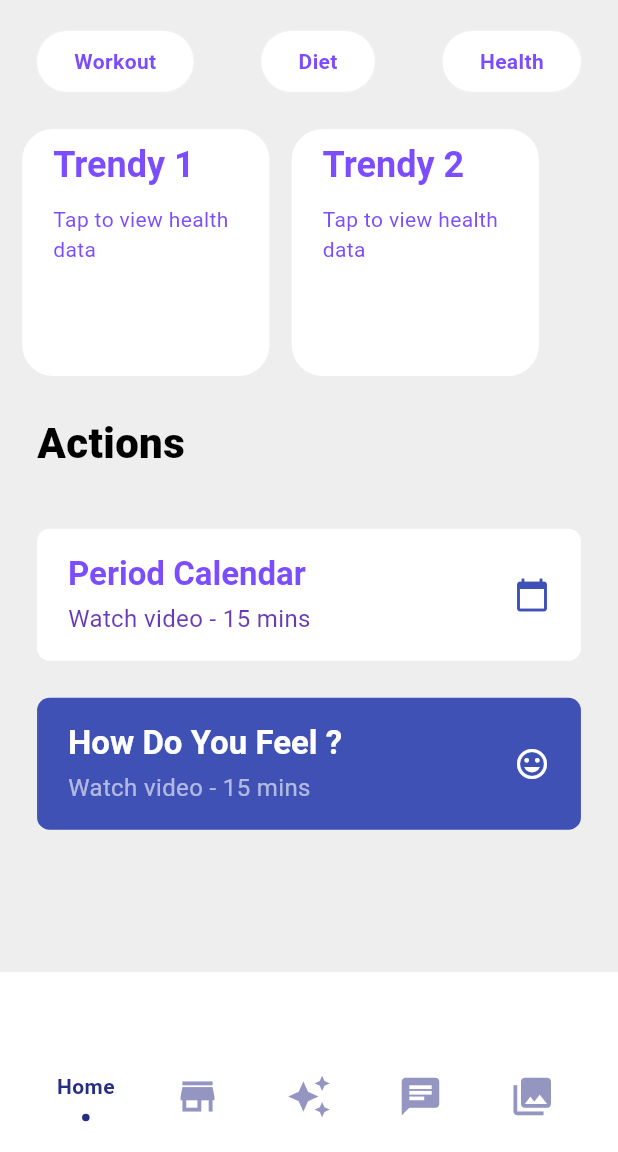
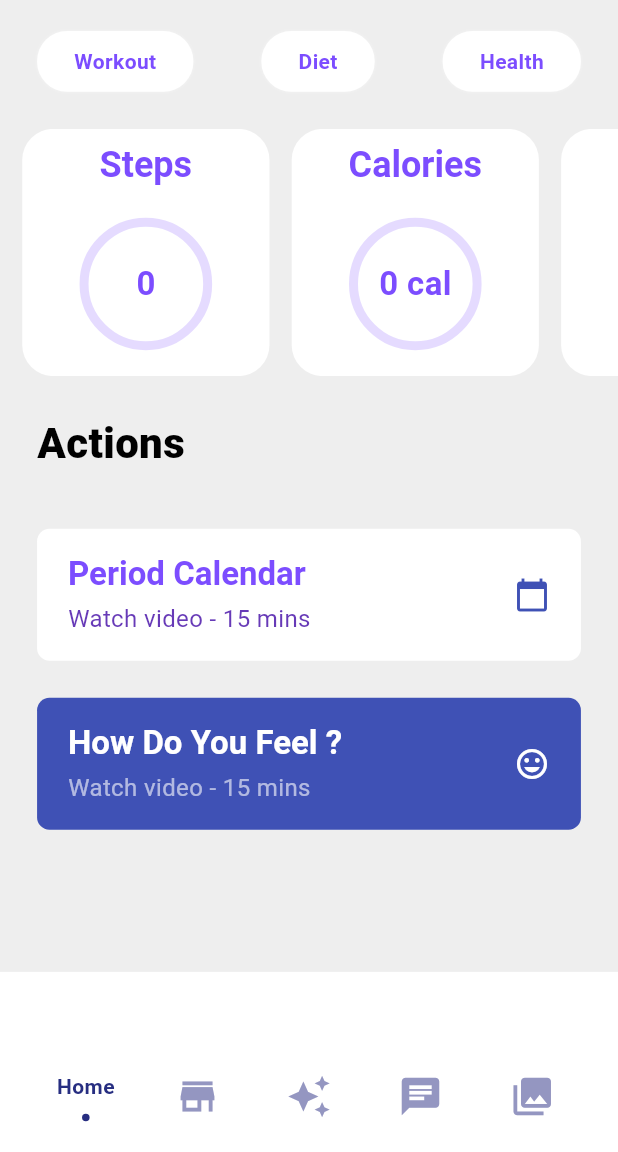
Before and after one commit to girithc/mypcos, a Flutter app: the MyHomePage screen opened directly, on a phone screen of 412 x 824 dp, the part 84-1236 px from its top. Run offline on Flutter 3.47's test engine with Material 3 defaults, Android fonts, the phone set to English and light mode, and no system bars; drawn by our look-alikes of flashy_tab_bar2; our stand-ins replace animated_text_kit, babstrap_settings_screen, calendar_timeline, dotted_border, file_picker, firebase_auth and 10 more; missing offline and left inert: health, simple_animated_button; accounts and stored records are empty; Roboto replaces fonts that are missing (Sriracha).

Commit message:
apple health kit integration 1

```diff
--- a/lib/ui/chat.dart
+++ b/lib/ui/chat.dart
@@ -346,6 +346,7 @@ class _ChatPageState extends State<ChatPage> {
               height: 48,
               padding: const EdgeInsets.symmetric(horizontal: 16),
               alignment: Alignment.centerLeft,
+              decoration: BoxDecoration(color: Colors.white),
               child: Row(
                 mainAxisAlignment: MainAxisAlignment.spaceBetween,
                 children: [
--- a/lib/ui/track/action_card.dart
+++ b/lib/ui/track/action_card.dart
@@ -1,16 +1,20 @@
 import 'package:flutter/material.dart';
 import 'package:health/health.dart';
+
+enum HealthDataCardType { steps, calories, exerciseMinutes }
 
 class ActionCard extends StatefulWidget {
   const ActionCard({
     super.key,
     required this.title,
+    required this.type,
     this.color = const Color(0xFF7553F6),
     this.iconSrc = "assets/img/profile_pic.png",
   });
 
   final String title, iconSrc;
   final Color color;
+  final HealthDataCardType type;
 
   @override
   State<ActionCard> createState() => _ActionCardState();
@@ -76,6 +80,34 @@ class _ActionCardState extends State<ActionCard> {
         .fold(0.0, (sum, d) => sum + (d.value as num).toDouble());
   }
 
+  double _getProgressValue() {
+    switch (widget.type) {
+      case HealthDataCardType.steps:
+        return (_steps != null
+            ? (_steps! / 10000).clamp(0.0, 1.0)
+            : 0.0); // 10k step goal
+      case HealthDataCardType.calories:
+        return (_calories != null
+            ? (_calories! / 400).clamp(0.0, 1.0)
+            : 0.0); // 400 kcal goal
+      case HealthDataCardType.exerciseMinutes:
+        return (_exerciseMinutes != null
+            ? (_exerciseMinutes! / 30).clamp(0.0, 1.0)
+            : 0.0); // 30 min goal
+    }
+  }
+
+  String _getDisplayValue() {
+    switch (widget.type) {
+      case HealthDataCardType.steps:
+        return '${_steps ?? 0}';
+      case HealthDataCardType.calories:
+        return '${_calories?.toInt() ?? 0} cal';
+      case HealthDataCardType.exerciseMinutes:
+        return '${_exerciseMinutes?.toInt() ?? 0} min';
+    }
+  }
+
   @override
   Widget build(BuildContext context) {
     final screenWidth = MediaQuery.of(context).size.width;
@@ -98,7 +130,7 @@ class _ActionCardState extends State<ActionCard> {
           borderRadius: BorderRadius.all(Radius.circular(screenWidth * 0.05)),
         ),
         child: Column(
-          crossAxisAlignment: CrossAxisAlignment.start,
+          mainAxisAlignment: MainAxisAlignment.center,
           children: [
             Text(
               widget.title,
@@ -108,9 +140,36 @@ class _ActionCardState extends State<ActionCard> {
               ),
             ),
             const SizedBox(height: 10),
-            const Text(
-              "Tap to view health data",
-              style: TextStyle(color: Colors.deepPurpleAccent),
+            Expanded(
+              child: Center(
+                child: Stack(
+                  alignment: Alignment.center,
+                  children: [
+                    SizedBox(
+                      height: screenWidth * 0.2,
+                      width: screenWidth * 0.2,
+                      child: CircularProgressIndicator(
+                        value: _getProgressValue(),
+                        backgroundColor: Colors.deepPurpleAccent.withOpacity(
+                          0.2,
+                        ),
+                        valueColor: const AlwaysStoppedAnimation<Color>(
+                          Colors.deepPurpleAccent,
+                        ),
+                        strokeWidth: 6.0,
+                      ),
+                    ),
+                    Text(
+                      _getDisplayValue(),
+                      style: const TextStyle(
+                        color: Colors.deepPurpleAccent,
+                        fontSize: 22,
+                        fontWeight: FontWeight.bold,
+                      ),
+                    ),
+                  ],
+                ),
+              ),
             ),
           ],
         ),
--- a/lib/ui/track/data.dart
+++ b/lib/ui/track/data.dart
@@ -19,12 +19,17 @@ class Action {
 // Trending category gradient: light blue -> indigo
 final List<Action> Actions = [
   Action(
-    title: "Trendy 1",
+    title: "Steps",
     color: Colors.lightBlue.shade200,
     icon: Icon(Icons.apple, color: Colors.white),
   ),
   Action(
-    title: "Trendy 2",
+    title: "Calories",
+    color: Colors.indigo.shade400,
+    icon: Icon(Icons.flutter_dash, color: Colors.white),
+  ),
+  Action(
+    title: "Execise",
     color: Colors.indigo.shade400,
     icon: Icon(Icons.flutter_dash, color: Colors.white),
   ),
@@ -46,12 +51,12 @@ final List<Action> recentActions = [
 // Workout category: green gradients
 final List<Action> workoutActions = [
   Action(
-    title: "Yoga",
+    title: "Steps",
     color: Colors.green.shade300,
     icon: Icon(Icons.self_improvement, color: Colors.white),
   ),
   Action(
-    title: "HIIT",
+    title: "Calories",
     color: Colors.green.shade600,
     icon: Icon(Icons.fitness_center, color: Colors.white),
   ),
@@ -59,7 +64,7 @@ final List<Action> workoutActions = [
 
 final List<Action> workoutSecondary = [
   Action(
-    title: "Period Calendar",
+    title: "Exercise",
     color: Colors.white,
     icon: Icon(Icons.calendar_today, color: Colors.green),
   ),
--- a/lib/ui/track/track_page.dart
+++ b/lib/ui/track/track_page.dart
@@ -16,6 +16,7 @@ class TrackPage extends StatefulWidget {
 
 class _TrackPageState extends State<TrackPage> {
   String selectedCategory = "Trending";
+  final types = HealthDataCardType.values;
 
   @override
   Widget build(BuildContext context) {
@@ -127,20 +128,21 @@ class _TrackPageState extends State<TrackPage> {
                 scrollDirection: Axis.horizontal,
                 child: Row(
                   children:
-                      categoryActions[selectedCategory]!
-                          .map(
-                            (action) => Padding(
-                              padding: EdgeInsets.only(
-                                left: screenHeight * 0.018,
-                              ),
-                              child: ActionCard(
-                                title: action.title,
-                                iconSrc: action.iconSrc,
-                                color: action.color,
-                              ),
-                            ),
-                          )
-                          .toList(),
+                      categoryActions[selectedCategory]!.asMap().entries.map((
+                        entry,
+                      ) {
+                        final index = entry.key;
+                        final action = entry.value;
+                        final rotatedType = types[index % types.length];
+
+                        return Padding(
+                          padding: EdgeInsets.only(left: screenHeight * 0.018),
+                          child: ActionCard(
+                            title: action.title,
+                            type: rotatedType,
+                          ),
+                        );
+                      }).toList(),
                 ),
               ),
 
```
Also changed, not shown: lib/main.dart (+2 -27 lines), lib/ui/bottom_sheet.dart (+19 -50 lines).
